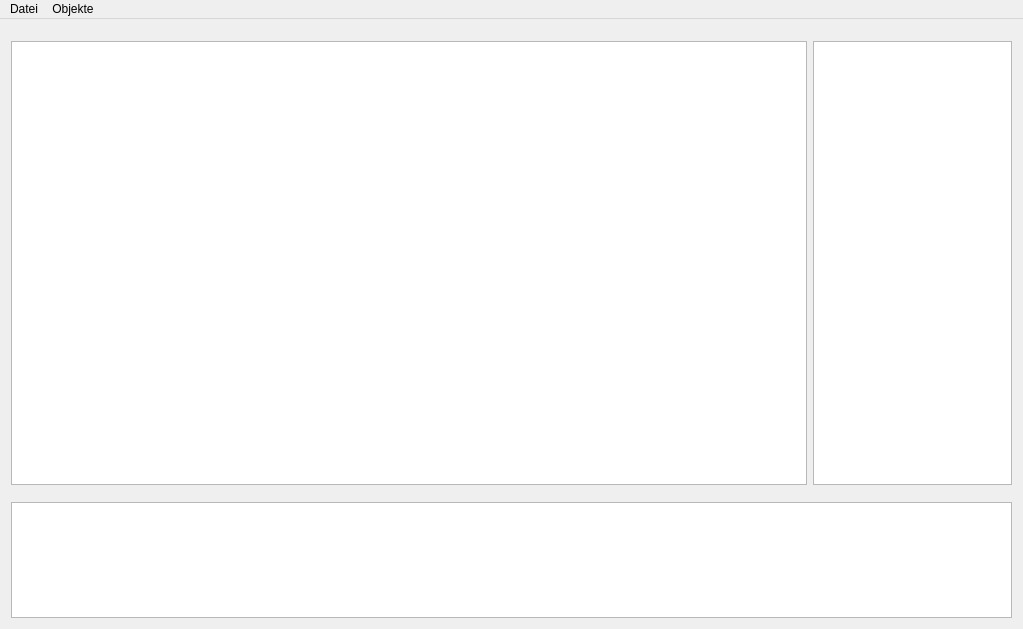
Before: the Qt Designer form config-tool/mainwindow.ui in carstenbru/fpga-log, drawn with Qt 5.
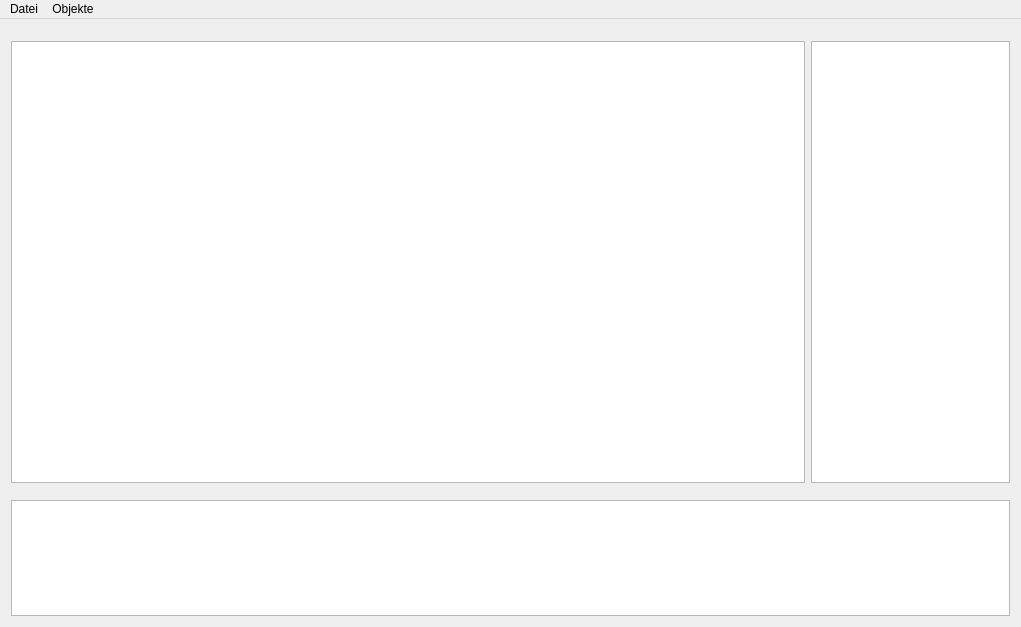
After: the same form once the commit is applied. Icons and pictures are not drawn.

Diff of the .ui file:
```diff
--- a/config-tool/mainwindow.ui
+++ b/config-tool/mainwindow.ui
@@ -6,8 +6,8 @@
    <rect>
     <x>0</x>
     <y>0</y>
-    <width>1023</width>
-    <height>629</height>
+    <width>1021</width>
+    <height>627</height>
    </rect>
   </property>
   <property name="windowTitle">
@@ -70,7 +70,7 @@
     <rect>
      <x>0</x>
      <y>0</y>
-     <width>1023</width>
+     <width>1021</width>
      <height>21</height>
     </rect>
    </property>
```
Left out of the diff: 6 changed lines with no effect on the pictures.
